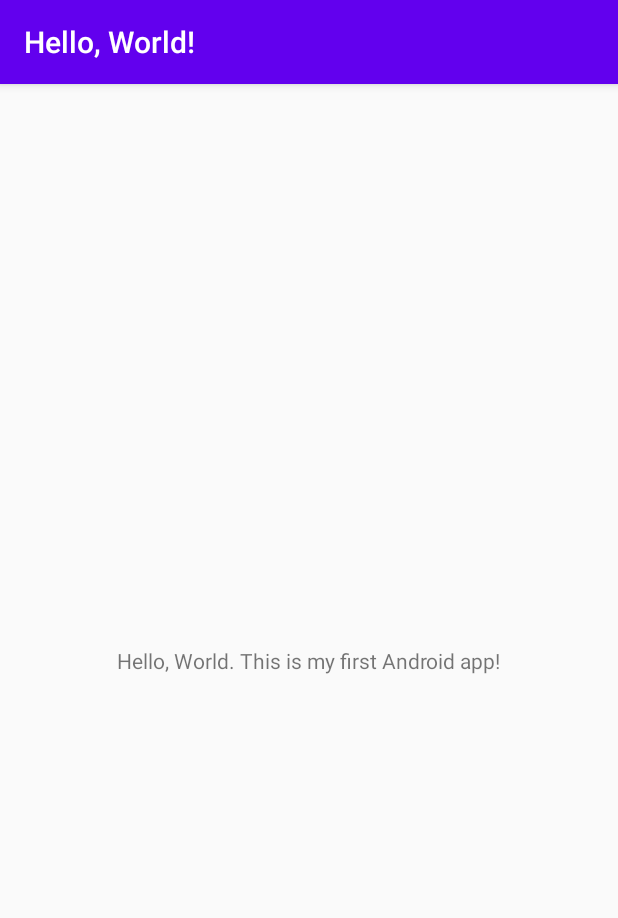
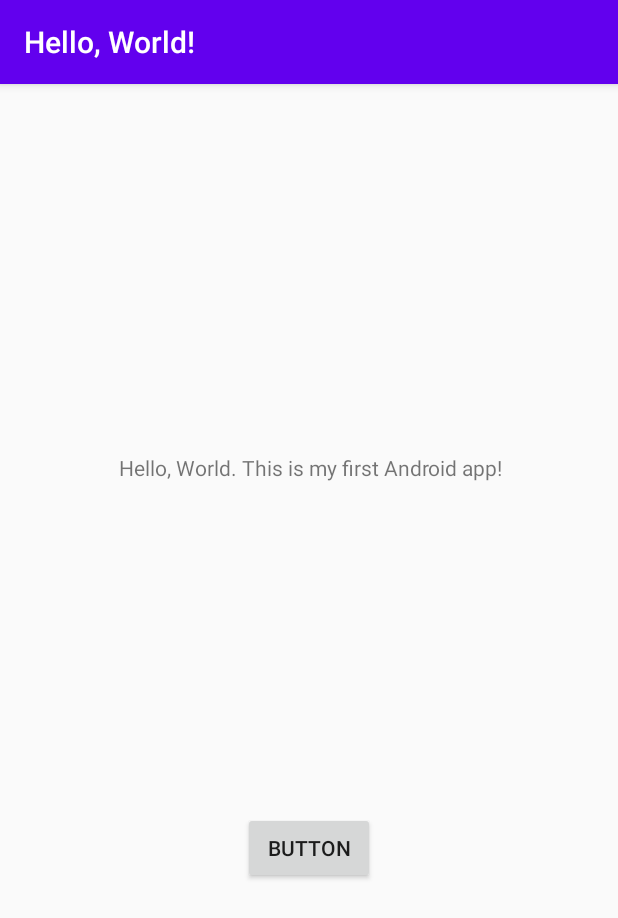
Before and after one commit to tu-jw/HelloWorld, an Android app: the screen it shows after launch (MainActivity), on a phone screen of 412 x 824 dp. Shown: the top 918 px of the screen. Run offline under Robolectric (Android 15) with nearby library versions, the phone set to English and light mode, and no system bars.

Commit message:
Added functionality to the button to change the text in the textView field.

```diff
--- a/app/src/main/java/edu/temple/helloworld/MainActivity.java
+++ b/app/src/main/java/edu/temple/helloworld/MainActivity.java
@@ -3,12 +3,29 @@ package edu.temple.helloworld;
 import androidx.appcompat.app.AppCompatActivity;
 
 import android.os.Bundle;
+import android.view.View;
+import android.widget.Button;
+import android.widget.TextView;
+import android.widget.Toast;
 
 public class MainActivity extends AppCompatActivity {
+
+    Button myButton;
+    TextView thisText;
 
     @Override
     protected void onCreate(Bundle savedInstanceState) {
         super.onCreate(savedInstanceState);
         setContentView(R.layout.activity_main);
+
+        thisText = findViewById(R.id.textView1);
+        myButton = findViewById(R.id.button);
+        myButton.setOnClickListener(new View.OnClickListener() {
+            @Override
+            public void onClick(View view) {
+                //Toast.makeText(MainActivity.this, "The button has been clicked.", Toast.LENGTH_SHORT).show();
+                thisText.setText("Thanks for clicking that button!");
+            }
+        });
     }
 }
--- a/app/src/main/res/layout/activity_main.xml
+++ b/app/src/main/res/layout/activity_main.xml
@@ -7,12 +7,25 @@
     tools:context=".MainActivity">
 
     <TextView
+        android:id="@+id/textView1"
         android:layout_width="wrap_content"
         android:layout_height="wrap_content"
         android:text="@string/this_greeting"
         app:layout_constraintBottom_toBottomOf="parent"
+        app:layout_constraintHorizontal_bias="0.507"
         app:layout_constraintLeft_toLeftOf="parent"
         app:layout_constraintRight_toRightOf="parent"
-        app:layout_constraintTop_toTopOf="parent" />
+        app:layout_constraintTop_toTopOf="parent"
+        app:layout_constraintVertical_bias="0.329" />
+
+    <Button
+        android:id="@+id/button"
+        android:layout_width="wrap_content"
+        android:layout_height="wrap_content"
+        android:layout_marginTop="220dp"
+        android:text="Button"
+        app:layout_constraintEnd_toEndOf="parent"
+        app:layout_constraintStart_toStartOf="parent"
+        app:layout_constraintTop_toBottomOf="@+id/textView1" />
 
 </androidx.constraintlayout.widget.ConstraintLayout>
--- a/app/src/main/res/values/strings.xml
+++ b/app/src/main/res/values/strings.xml
@@ -1,4 +1,5 @@
 <resources>
     <string name="app_name">Hello, World!</string>
     <string name="this_greeting">Hello, World. This is my first Android app!</string>
+    <string name="after_click">Thanks for clicking that button!</string>
 </resources>
```
